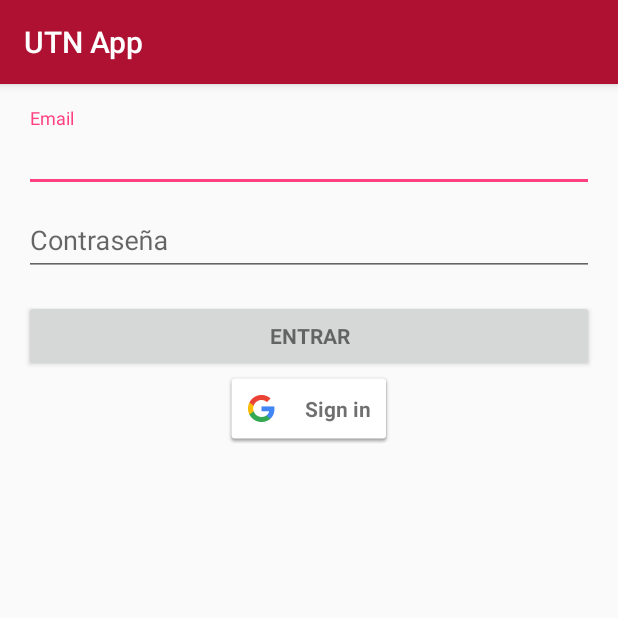
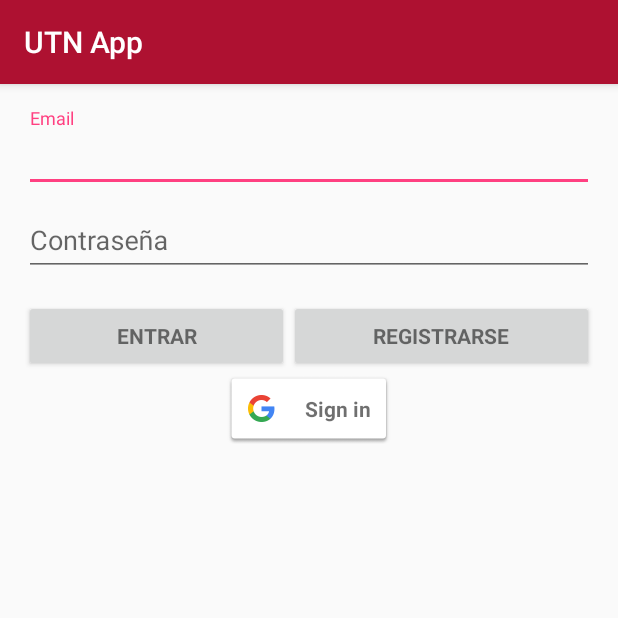
Before and after one commit to UTN-FRBA-Mobile/UTNApp, an Android app: the screen it shows after launch (LoginActivity), after a tap on an icon or button, on a phone screen of 412 x 824 dp, the top half of it. Run offline under Robolectric (Android 15) with nearby library versions, the phone set to English and light mode, and no system bars; our stand-ins replace Firebase (no records; nobody signed in at launch, a user with empty details on screens opened directly).

Commit message:
Agrego funcionalidad para poder registrarse y loggearse solo con email y password

```diff
--- a/app/src/main/java/mobile20171c/utnapp/LoginActivity.java
+++ b/app/src/main/java/mobile20171c/utnapp/LoginActivity.java
@@ -10,6 +10,7 @@ import android.util.Log;
 import android.view.View;
 import android.widget.AutoCompleteTextView;
 import android.widget.EditText;
+import android.widget.TextView;
 import android.widget.Toast;
 
 import com.google.android.gms.auth.api.Auth;
@@ -78,6 +79,8 @@ public class LoginActivity extends AppCompatActivity implements GoogleApiClient.
                 .build();
 
         findViewById(R.id.btnIngresoGoogle).setOnClickListener(this);
+        findViewById(R.id.btnIngresoMail).setOnClickListener(this);
+        findViewById(R.id.btnRegistroMail).setOnClickListener(this);
     }
 
     @Override
@@ -93,13 +96,13 @@ public class LoginActivity extends AppCompatActivity implements GoogleApiClient.
     }
 
     public void Ingresar(String email, String password) {
-
-        mAuth.createUserWithEmailAndPassword(email, password)
+        mAuth.signInWithEmailAndPassword(email, password)
                 .addOnCompleteListener(this, new OnCompleteListener<AuthResult>() {
                     @Override
                     public void onComplete(@NonNull Task<AuthResult> task) {
+
                         if (!task.isSuccessful()) {
-                            Toast.makeText(LoginActivity.this, R.string.auth_failed,
+                            Toast.makeText(LoginActivity.this, R.string.usuarioInvalido,
                                     Toast.LENGTH_SHORT).show();
                         }
                     }
@@ -107,11 +110,10 @@ public class LoginActivity extends AppCompatActivity implements GoogleApiClient.
     }
 
     public void Crear(String email, String password) {
-        mAuth.signInWithEmailAndPassword(email, password)
+        mAuth.createUserWithEmailAndPassword(email, password)
                 .addOnCompleteListener(this, new OnCompleteListener<AuthResult>() {
                     @Override
                     public void onComplete(@NonNull Task<AuthResult> task) {
-
                         if (!task.isSuccessful()) {
                             Toast.makeText(LoginActivity.this, R.string.auth_failed,
                                     Toast.LENGTH_SHORT).show();
@@ -135,9 +137,28 @@ public class LoginActivity extends AppCompatActivity implements GoogleApiClient.
 
     @Override
     public void onClick(View v) {
+        String email = ((TextView)findViewById(R.id.email)).getText().toString();
+        String password = ((TextView) findViewById(R.id.password)).getText().toString();
+
         switch (v.getId()) {
             case R.id.btnIngresoGoogle:
                 IngresarConGoogle();
+                break;
+            case R.id.btnIngresoMail:
+                if(!email.isEmpty() && !password.isEmpty()){
+                    Ingresar(email,password);
+                } else {
+                    Toast.makeText(LoginActivity.this, R.string.completarDatos,
+                            Toast.LENGTH_SHORT).show();
+                }
+                break;
+            case R.id.btnRegistroMail:
+                if(!email.isEmpty() && !password.isEmpty()){
+                    Crear(email,password);
+                } else {
+                    Toast.makeText(LoginActivity.this, R.string.completarDatos,
+                            Toast.LENGTH_SHORT).show();
+                }
                 break;
         }
     }
--- a/app/src/main/res/layout/activity_login.xml
+++ b/app/src/main/res/layout/activity_login.xml
@@ -63,14 +63,32 @@
 
             </android.support.design.widget.TextInputLayout>
 
+        <LinearLayout
+            android:layout_width="match_parent"
+            android:orientation="horizontal"
+            android:layout_height="wrap_content"
+            android:layout_weight="1">
+
             <Button
-                android:id="@+id/email_sign_in_button"
+                android:id="@+id/btnIngresoMail"
                 style="?android:textAppearanceSmall"
-                android:layout_width="match_parent"
+                android:layout_width="wrap_content"
                 android:layout_height="wrap_content"
                 android:layout_marginTop="16dp"
                 android:text="@string/action_sign_in"
-                android:textStyle="bold" />
+                android:textStyle="bold"
+                android:layout_weight="0.5"/>
+
+            <Button
+                android:id="@+id/btnRegistroMail"
+                style="?android:textAppearanceSmall"
+                android:layout_width="wrap_content"
+                android:layout_height="wrap_content"
+                android:layout_marginTop="16dp"
+                android:text="@string/registrarse"
+                android:textStyle="bold"
+                android:layout_weight="0.5"/>
+            </LinearLayout>
 
             <com.google.android.gms.common.SignInButton
                 android:id="@+id/btnIngresoGoogle"
--- a/app/src/main/res/values/strings.xml
+++ b/app/src/main/res/values/strings.xml
@@ -31,4 +31,7 @@
     <string name="hello_configuracion_fragment">configuracion fragment</string>
     <string name="hello_cursos_fragment">cursos fragment</string>
     <string name="auth_failed">Ha fallado la autenticación del usuario</string>
+    <string name="registrarse">Registrarse</string>
+    <string name="usuarioInvalido">Usuario y/o contraseña incorrectos</string>
+    <string name="completarDatos">Debe completar los datos para ingresar</string>
 </resources>
```
